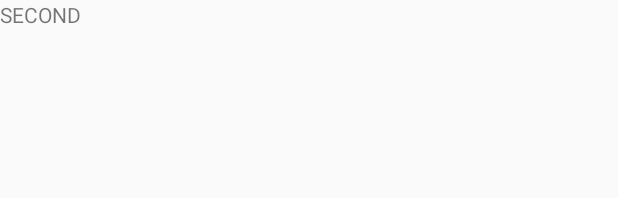
After one commit to AlexRedchets/DrumsAlgorithms, an Android app: the layout fragment_second.xml on its own in the app's theme, with its tools: preview values and no code run, on a phone screen of 412 x 824 dp. The commit adds this screen. Shown: the top 198 px of the screen. Run offline under Robolectric (Android 15) with nearby library versions, the phone set to English and light mode, and no system bars.

Commit message:
Creating fragment and navigate using nav bar

```diff
--- /dev/null
+++ b/app/src/main/res/layout/fragment_second.xml
@@ -0,0 +1,12 @@
+<?xml version="1.0" encoding="utf-8"?>
+<android.support.constraint.ConstraintLayout
+    xmlns:android="http://schemas.android.com/apk/res/android"
+    android:layout_width="match_parent"
+    android:layout_height="match_parent">
+
+    <TextView
+        android:layout_width="wrap_content"
+        android:layout_height="wrap_content"
+        android:text="SECOND"/>
+
+</android.support.constraint.ConstraintLayout>
```
Also changed, not shown: app/src/main/java/com/aredchets/drumsalgorithms/FirstFragment.kt (added, +19 -0 lines), app/src/main/java/com/aredchets/drumsalgorithms/MainActivity.kt (+16 -3 lines), app/src/main/java/com/aredchets/drumsalgorithms/SecondFragment.kt (added, +19 -0 lines), app/src/main/java/com/aredchets/drumsalgorithms/ThirdFragment.kt (added, +19 -0 lines), app/src/main/res/layout/activity_main.xml (+4 -10 lines), app/src/main/res/layout/fragment_first.xml (added, +12 -0 lines), app/src/main/res/layout/fragment_third.xml (added, +12 -0 lines).
